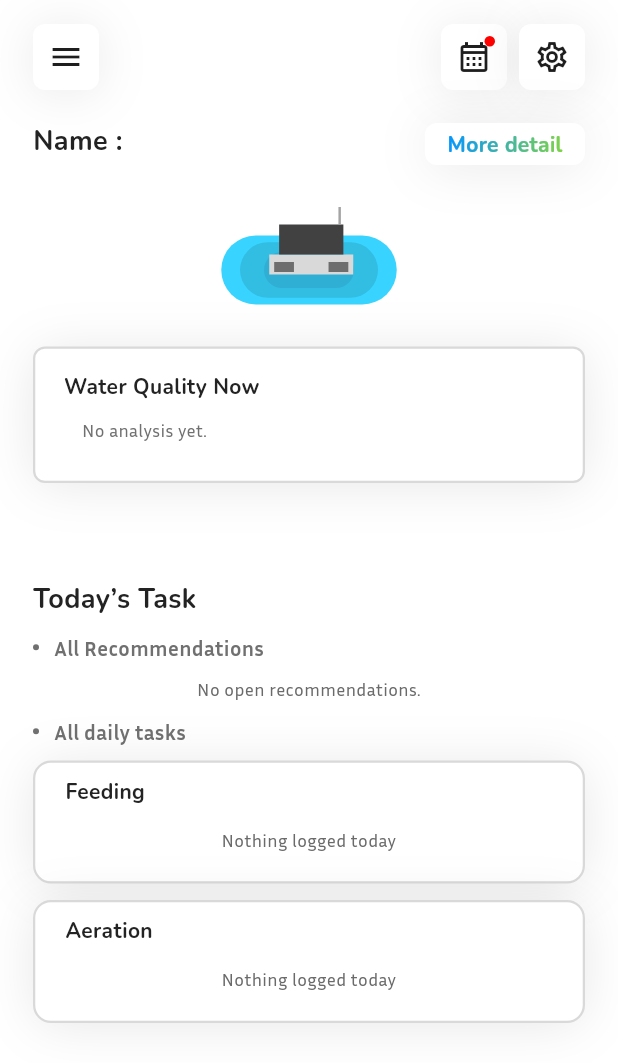
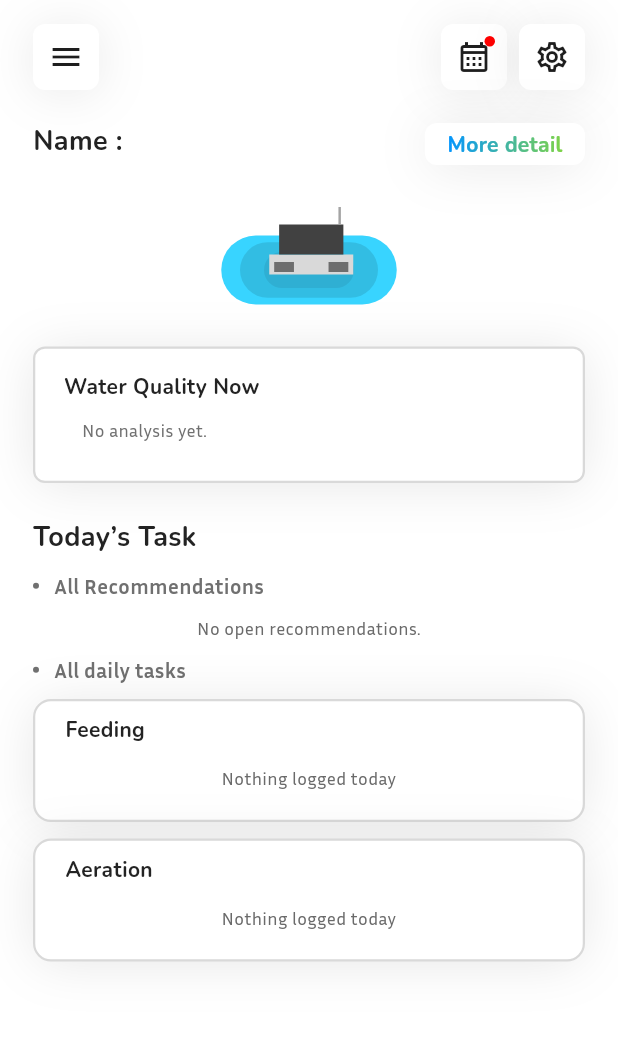
Before and after one commit to Techapon/Aquanoph_App, a Flutter app: the _PondHomeView screen opened directly with empty values, on a phone screen of 412 x 824 dp. Shown: the top 1063 px of the screen. Run offline on Flutter 3.47's test engine with Material 3 defaults, Android fonts, the phone set to English and light mode, and no system bars; our stand-ins replace flutter_dotenv, supabase_flutter; accounts and stored records are empty.

Commit message:
tweak: Water Quality card to Todays Task gap 65 -> 24
Co-Authored-By: Claude Code <noreply@anthropic.com>

```diff
--- a/lib/features/pond/presentation/pages/pond_home_page.dart
+++ b/lib/features/pond/presentation/pages/pond_home_page.dart
@@ -101,7 +101,7 @@ class _PondHomeView extends StatelessWidget {
                 const SizedBox(height: 28),
                 // ── Water Quality Now (y277, h91)
                 _WaterQualityCard(status: p.status, timezone: pond.timezone),
-                const SizedBox(height: 65),
+                const SizedBox(height: 24), // was 65 (that gap led straight to All Recommendations before Today's Task moved here)
                 const Text(
                   "Today’s Task", // curly apostrophe exactly as in the design
                   style: TextStyle(fontFamily: AppFonts.heading, fontWeight: FontWeight.bold, fontSize: 18, height: 25 / 18, color: AppColors.textPrimary),
```
